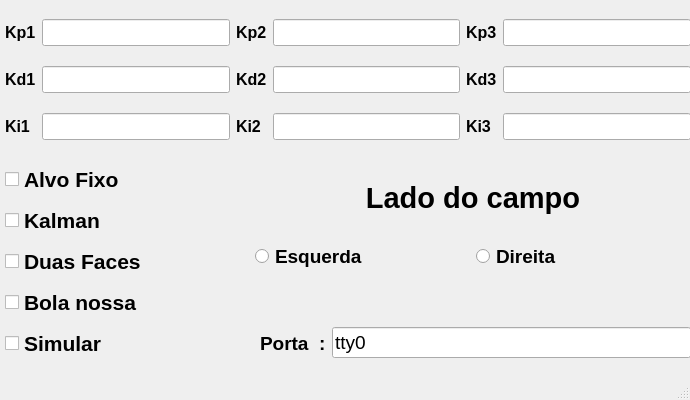
Old version of the form interface/controle.ui in the repository Red-Dragons-UFSCar/red-visao.
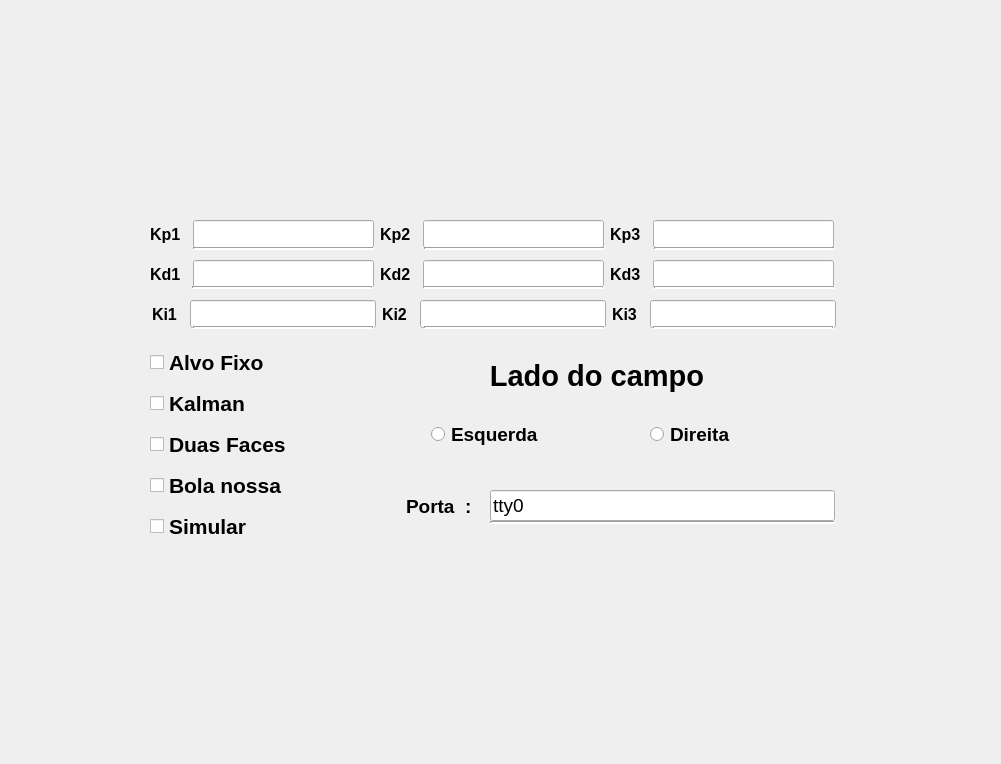
New version of the form.

What changed in the file:
```diff
--- a/interface/controle.ui
+++ b/interface/controle.ui
@@ -1,26 +1,28 @@
 <?xml version="1.0" encoding="UTF-8"?>
 <ui version="4.0">
- <class>MainWindow</class>
- <widget class="QMainWindow" name="MainWindow">
+ <class>Form</class>
+ <widget class="QWidget" name="Form">
   <property name="geometry">
    <rect>
     <x>0</x>
     <y>0</y>
-    <width>690</width>
-    <height>400</height>
+    <width>1001</width>
+    <height>764</height>
    </rect>
   </property>
   <property name="windowTitle">
    <string>Controle</string>
   </property>
-  <widget class="QWidget" name="centralwidget">
-   <widget class="QWidget" name="layoutWidget">
+  <property name="styleSheet">
+   <string notr="true"/>
+  </property>
+  <widget class="QLabel" name="label_5">
     <property name="geometry">
      <rect>
-      <x>5</x>
-      <y>5</y>
-      <width>686</width>
-      <height>151</height>
+     <x>380</x>
+     <y>220</y>
+     <width>37</width>
+     <height>28</height>
      </rect>
     </property>
     <property name="font">
@@ -30,9 +32,19 @@
       <bold>true</bold>
      </font>
     </property>
-    <layout class="QGridLayout" name="gridLayout">
-     <item row="1" column="5">
-      <widget class="QLineEdit" name="lineKd2">
+   <property name="text">
+    <string>Kp2</string>
+   </property>
+  </widget>
+  <widget class="QLineEdit" name="lineKp2">
+   <property name="geometry">
+    <rect>
+     <x>423</x>
+     <y>220</y>
+     <width>181</width>
+     <height>28</height>
+    </rect>
+   </property>
        <property name="font">
         <font>
          <pointsize>12</pointsize>
@@ -41,9 +53,15 @@
         </font>
        </property>
       </widget>
-     </item>
-     <item row="2" column="4">
-      <widget class="QLabel" name="label_11">
+  <widget class="QLabel" name="label_4">
+   <property name="geometry">
+    <rect>
+     <x>150</x>
+     <y>220</y>
+     <width>37</width>
+     <height>28</height>
+    </rect>
+   </property>
        <property name="font">
         <font>
          <pointsize>12</pointsize>
@@ -52,12 +70,18 @@
         </font>
        </property>
        <property name="text">
-        <string>Ki2</string>
-       </property>
-      </widget>
-     </item>
-     <item row="0" column="1">
+    <string>Kp1</string>
+   </property>
+  </widget>
       <widget class="QLineEdit" name="lineKp1">
+   <property name="geometry">
+    <rect>
+     <x>193</x>
+     <y>220</y>
+     <width>181</width>
+     <height>28</height>
+    </rect>
+   </property>
        <property name="font">
         <font>
          <pointsize>12</pointsize>
@@ -66,9 +90,15 @@
         </font>
        </property>
       </widget>
-     </item>
-     <item row="2" column="1">
-      <widget class="QLineEdit" name="lineKi1">
+  <widget class="QLineEdit" name="lineKp3">
+   <property name="geometry">
+    <rect>
+     <x>653</x>
+     <y>220</y>
+     <width>181</width>
+     <height>28</height>
+    </rect>
+   </property>
        <property name="font">
         <font>
          <pointsize>12</pointsize>
@@ -77,9 +107,15 @@
         </font>
        </property>
       </widget>
-     </item>
-     <item row="2" column="6">
-      <widget class="QLabel" name="label_12">
+  <widget class="QLabel" name="label_6">
+   <property name="geometry">
+    <rect>
+     <x>610</x>
+     <y>220</y>
+     <width>37</width>
+     <height>28</height>
+    </rect>
+   </property>
        <property name="font">
         <font>
          <pointsize>12</pointsize>
@@ -88,12 +124,38 @@
         </font>
        </property>
        <property name="text">
-        <string>Ki3</string>
-       </property>
-      </widget>
-     </item>
-     <item row="1" column="1">
+    <string>Kp3</string>
+   </property>
+  </widget>
+  <widget class="QLabel" name="label_9">
+   <property name="geometry">
+    <rect>
+     <x>610</x>
+     <y>260</y>
+     <width>37</width>
+     <height>28</height>
+    </rect>
+   </property>
+   <property name="font">
+    <font>
+     <pointsize>12</pointsize>
+     <weight>75</weight>
+     <bold>true</bold>
+    </font>
+   </property>
+   <property name="text">
+    <string>Kd3</string>
+   </property>
+  </widget>
       <widget class="QLineEdit" name="lineKd1">
+   <property name="geometry">
+    <rect>
+     <x>193</x>
+     <y>260</y>
+     <width>181</width>
+     <height>28</height>
+    </rect>
+   </property>
        <property name="font">
         <font>
          <pointsize>12</pointsize>
@@ -102,9 +164,49 @@
         </font>
        </property>
       </widget>
-     </item>
-     <item row="1" column="0">
+  <widget class="QLineEdit" name="lineKd2">
+   <property name="geometry">
+    <rect>
+     <x>423</x>
+     <y>260</y>
+     <width>181</width>
+     <height>28</height>
+    </rect>
+   </property>
+   <property name="font">
+    <font>
+     <pointsize>12</pointsize>
+     <weight>75</weight>
+     <bold>true</bold>
+    </font>
+   </property>
+  </widget>
+  <widget class="QLineEdit" name="lineKd3">
+   <property name="geometry">
+    <rect>
+     <x>653</x>
+     <y>260</y>
+     <width>181</width>
+     <height>28</height>
+    </rect>
+   </property>
+   <property name="font">
+    <font>
+     <pointsize>12</pointsize>
+     <weight>75</weight>
+     <bold>true</bold>
+    </font>
+   </property>
+  </widget>
       <widget class="QLabel" name="label_7">
+   <property name="geometry">
+    <rect>
+     <x>150</x>
+     <y>260</y>
+     <width>37</width>
+     <height>28</height>
+    </rect>
+   </property>
        <property name="font">
         <font>
          <pointsize>12</pointsize>
@@ -116,65 +218,15 @@
         <string>Kd1</string>
        </property>
       </widget>
-     </item>
-     <item row="2" column="0">
-      <widget class="QLabel" name="label_10">
-       <property name="font">
-        <font>
-         <pointsize>12</pointsize>
-         <weight>75</weight>
-         <bold>true</bold>
-        </font>
-       </property>
-       <property name="text">
-        <string>Ki1</string>
-       </property>
-      </widget>
-     </item>
-     <item row="0" column="6">
-      <widget class="QLabel" name="label_6">
-       <property name="font">
-        <font>
-         <pointsize>12</pointsize>
-         <weight>75</weight>
-         <bold>true</bold>
-        </font>
-       </property>
-       <property name="text">
-        <string>Kp3</string>
-       </property>
-      </widget>
-     </item>
-     <item row="0" column="0">
-      <widget class="QLabel" name="label_4">
-       <property name="font">
-        <font>
-         <pointsize>12</pointsize>
-         <weight>75</weight>
-         <bold>true</bold>
-        </font>
-       </property>
-       <property name="text">
-        <string>Kp1</string>
-       </property>
-      </widget>
-     </item>
-     <item row="0" column="4">
-      <widget class="QLabel" name="label_5">
-       <property name="font">
-        <font>
-         <pointsize>12</pointsize>
-         <weight>75</weight>
-         <bold>true</bold>
-        </font>
-       </property>
-       <property name="text">
-        <string>Kp2</string>
-       </property>
-      </widget>
-     </item>
-     <item row="1" column="4">
       <widget class="QLabel" name="label_8">
+   <property name="geometry">
+    <rect>
+     <x>380</x>
+     <y>260</y>
+     <width>37</width>
+     <height>28</height>
+    </rect>
+   </property>
        <property name="font">
         <font>
          <pointsize>12</pointsize>
@@ -186,9 +238,15 @@
         <string>Kd2</string>
        </property>
       </widget>
-     </item>
-     <item row="0" column="5">
-      <widget class="QLineEdit" name="lineKp2">
+  <widget class="QLineEdit" name="lineKi1">
+   <property name="geometry">
+    <rect>
+     <x>190</x>
+     <y>300</y>
+     <width>186</width>
+     <height>28</height>
+    </rect>
+   </property>
        <property name="font">
         <font>
          <pointsize>12</pointsize>
@@ -197,9 +255,15 @@
         </font>
        </property>
       </widget>
-     </item>
-     <item row="1" column="6">
-      <widget class="QLabel" name="label_9">
+  <widget class="QLabel" name="label_10">
+   <property name="geometry">
+    <rect>
+     <x>152</x>
+     <y>300</y>
+     <width>32</width>
+     <height>28</height>
+    </rect>
+   </property>
        <property name="font">
         <font>
          <pointsize>12</pointsize>
@@ -208,12 +272,18 @@
         </font>
        </property>
        <property name="text">
-        <string>Kd3</string>
-       </property>
-      </widget>
-     </item>
-     <item row="2" column="5">
+    <string>Ki1</string>
+   </property>
+  </widget>
       <widget class="QLineEdit" name="lineKi2">
+   <property name="geometry">
+    <rect>
+     <x>420</x>
+     <y>300</y>
+     <width>186</width>
+     <height>28</height>
+    </rect>
+   </property>
        <property name="font">
         <font>
          <pointsize>12</pointsize>
@@ -222,9 +292,15 @@
         </font>
        </property>
       </widget>
-     </item>
-     <item row="0" column="7">
-      <widget class="QLineEdit" name="lineKp3">
+  <widget class="QLabel" name="label_11">
+   <property name="geometry">
+    <rect>
+     <x>382</x>
+     <y>300</y>
+     <width>32</width>
+     <height>28</height>
+    </rect>
+   </property>
        <property name="font">
         <font>
          <pointsize>12</pointsize>
@@ -232,10 +308,19 @@
          <bold>true</bold>
         </font>
        </property>
-      </widget>
-     </item>
-     <item row="1" column="7">
-      <widget class="QLineEdit" name="lineKd3">
+   <property name="text">
+    <string>Ki2</string>
+   </property>
+  </widget>
+  <widget class="QLabel" name="label_12">
+   <property name="geometry">
+    <rect>
+     <x>612</x>
+     <y>300</y>
+     <width>32</width>
+     <height>28</height>
+    </rect>
+   </property>
        <property name="font">
         <font>
          <pointsize>12</pointsize>
@@ -243,10 +328,19 @@
          <bold>true</bold>
         </font>
        </property>
-      </widget>
-     </item>
-     <item row="2" column="7">
+   <property name="text">
+    <string>Ki3</string>
+   </property>
+  </widget>
       <widget class="QLineEdit" name="lineKi3">
+   <property name="geometry">
+    <rect>
+     <x>650</x>
+     <y>300</y>
+     <width>186</width>
+     <height>28</height>
+    </rect>
+   </property>
        <property name="font">
         <font>
          <pointsize>12</pointsize>
@@ -255,21 +349,15 @@
         </font>
        </property>
       </widget>
-     </item>
-    </layout>
-   </widget>
-   <widget class="QWidget" name="verticalLayoutWidget">
-    <property name="geometry">
-     <rect>
-      <x>5</x>
-      <y>160</y>
-      <width>246</width>
-      <height>206</height>
-     </rect>
-    </property>
-    <layout class="QVBoxLayout" name="verticalLayout">
-     <item>
       <widget class="QCheckBox" name="alvoFixo">
+   <property name="geometry">
+    <rect>
+     <x>150</x>
+     <y>347</y>
+     <width>244</width>
+     <height>31</height>
+    </rect>
+   </property>
        <property name="font">
         <font>
          <pointsize>16</pointsize>
@@ -281,23 +369,15 @@
         <string>Alvo Fixo</string>
        </property>
       </widget>
-     </item>
-     <item>
-      <widget class="QCheckBox" name="kalman">
-       <property name="font">
-        <font>
-         <pointsize>16</pointsize>
-         <weight>75</weight>
-         <bold>true</bold>
-        </font>
-       </property>
-       <property name="text">
-        <string>Kalman</string>
-       </property>
-      </widget>
-     </item>
-     <item>
       <widget class="QCheckBox" name="duasFaces">
+   <property name="geometry">
+    <rect>
+     <x>150</x>
+     <y>429</y>
+     <width>244</width>
+     <height>31</height>
+    </rect>
+   </property>
        <property name="font">
         <font>
          <pointsize>16</pointsize>
@@ -309,23 +389,15 @@
         <string>Duas Faces</string>
        </property>
       </widget>
-     </item>
-     <item>
-      <widget class="QCheckBox" name="bolaNossa">
-       <property name="font">
-        <font>
-         <pointsize>16</pointsize>
-         <weight>75</weight>
-         <bold>true</bold>
-        </font>
-       </property>
-       <property name="text">
-        <string>Bola nossa</string>
-       </property>
-      </widget>
-     </item>
-     <item>
       <widget class="QCheckBox" name="simular">
+   <property name="geometry">
+    <rect>
+     <x>150</x>
+     <y>511</y>
+     <width>244</width>
+     <height>31</height>
+    </rect>
+   </property>
        <property name="font">
         <font>
          <pointsize>16</pointsize>
@@ -337,61 +409,55 @@
         <string>Simular</string>
        </property>
       </widget>
-     </item>
-    </layout>
-   </widget>
-   <widget class="QWidget" name="horizontalLayoutWidget">
+  <widget class="QCheckBox" name="kalman">
     <property name="geometry">
      <rect>
-      <x>260</x>
-      <y>320</y>
-      <width>431</width>
-      <height>46</height>
-     </rect>
-    </property>
-    <layout class="QHBoxLayout" name="horizontalLayout">
-     <item>
-      <widget class="QLabel" name="label">
+     <x>150</x>
+     <y>388</y>
+     <width>244</width>
+     <height>31</height>
+    </rect>
+   </property>
        <property name="font">
         <font>
-         <pointsize>14</pointsize>
+     <pointsize>16</pointsize>
          <weight>75</weight>
          <bold>true</bold>
         </font>
        </property>
        <property name="text">
-        <string>Porta  :</string>
-       </property>
-      </widget>
-     </item>
-     <item>
-      <widget class="QLineEdit" name="porta_value">
+    <string>Kalman</string>
+   </property>
+  </widget>
+  <widget class="QCheckBox" name="bolaNossa">
+   <property name="geometry">
+    <rect>
+     <x>150</x>
+     <y>470</y>
+     <width>244</width>
+     <height>31</height>
+    </rect>
+   </property>
        <property name="font">
         <font>
-         <pointsize>14</pointsize>
-         <weight>50</weight>
-         <bold>false</bold>
+     <pointsize>16</pointsize>
+     <weight>75</weight>
+     <bold>true</bold>
         </font>
        </property>
        <property name="text">
-        <string>tty0</string>
-       </property>
-      </widget>
-     </item>
-    </layout>
-   </widget>
-   <widget class="QWidget" name="verticalLayoutWidget_2">
-    <property name="geometry">
-     <rect>
-      <x>255</x>
-      <y>160</y>
-      <width>436</width>
-      <height>111</height>
-     </rect>
-    </property>
-    <layout class="QVBoxLayout" name="verticalLayout_2">
-     <item>
+    <string>Bola nossa</string>
+   </property>
+  </widget>
       <widget class="QLabel" name="label_3">
+   <property name="geometry">
+    <rect>
+     <x>380</x>
+     <y>350</y>
+     <width>434</width>
+     <height>52</height>
+    </rect>
+   </property>
        <property name="font">
         <font>
          <pointsize>22</pointsize>
@@ -406,11 +472,15 @@
         <set>Qt::AlignCenter</set>
        </property>
       </widget>
-     </item>
-     <item>
-      <layout class="QHBoxLayout" name="horizontalLayout_2">
-       <item>
         <widget class="QRadioButton" name="esq_radio">
+   <property name="geometry">
+    <rect>
+     <x>431</x>
+     <y>420</y>
+     <width>213</width>
+     <height>29</height>
+    </rect>
+   </property>
          <property name="font">
           <font>
            <pointsize>14</pointsize>
@@ -422,9 +492,15 @@
           <string>Esquerda</string>
          </property>
         </widget>
-       </item>
-       <item>
         <widget class="QRadioButton" name="dir_radio">
+   <property name="geometry">
+    <rect>
+     <x>650</x>
+     <y>420</y>
+     <width>213</width>
+     <height>29</height>
+    </rect>
+   </property>
          <property name="font">
           <font>
            <pointsize>14</pointsize>
@@ -442,23 +518,206 @@
           </size>
          </property>
         </widget>
-       </item>
-      </layout>
-     </item>
-    </layout>
-   </widget>
+  <widget class="QLabel" name="label">
+   <property name="geometry">
+    <rect>
+     <x>406</x>
+     <y>484</y>
+     <width>78</width>
+     <height>44</height>
+    </rect>
+   </property>
+   <property name="font">
+    <font>
+     <pointsize>14</pointsize>
+     <weight>75</weight>
+     <bold>true</bold>
+    </font>
+   </property>
+   <property name="text">
+    <string>Porta  :</string>
+   </property>
+  </widget>
+  <widget class="QLineEdit" name="porta_value">
+   <property name="geometry">
+    <rect>
+     <x>490</x>
+     <y>490</y>
+     <width>345</width>
+     <height>31</height>
+    </rect>
+   </property>
+   <property name="font">
+    <font>
+     <pointsize>14</pointsize>
+     <weight>50</weight>
+     <bold>false</bold>
+    </font>
+   </property>
+   <property name="text">
+    <string>tty0</string>
+   </property>
   </widget>
-  <widget class="QMenuBar" name="menubar">
+  <widget class="Line" name="line">
    <property name="geometry">
     <rect>
-     <x>0</x>
-     <y>0</y>
-     <width>690</width>
-     <height>28</height>
+     <x>193</x>
+     <y>247</y>
+     <width>181</width>
+     <height>3</height>
     </rect>
    </property>
+   <property name="lineWidth">
+    <number>2</number>
+   </property>
+   <property name="orientation">
+    <enum>Qt::Horizontal</enum>
+   </property>
   </widget>
-  <widget class="QStatusBar" name="statusbar"/>
+  <widget class="Line" name="line_2">
+   <property name="geometry">
+    <rect>
+     <x>424</x>
+     <y>247</y>
+     <width>181</width>
+     <height>3</height>
+    </rect>
+   </property>
+   <property name="lineWidth">
+    <number>2</number>
+   </property>
+   <property name="orientation">
+    <enum>Qt::Horizontal</enum>
+   </property>
+  </widget>
+  <widget class="Line" name="line_3">
+   <property name="geometry">
+    <rect>
+     <x>654</x>
+     <y>247</y>
+     <width>181</width>
+     <height>3</height>
+    </rect>
+   </property>
+   <property name="lineWidth">
+    <number>2</number>
+   </property>
+   <property name="orientation">
+    <enum>Qt::Horizontal</enum>
+   </property>
+  </widget>
+  <widget class="Line" name="line_4">
+   <property name="geometry">
+    <rect>
+     <x>654</x>
+     <y>286</y>
+     <width>181</width>
+     <height>3</height>
+    </rect>
+   </property>
+   <property name="lineWidth">
+    <number>2</number>
+   </property>
+   <property name="orientation">
+    <enum>Qt::Horizontal</enum>
+   </property>
+  </widget>
+  <widget class="Line" name="line_5">
+   <property name="geometry">
+    <rect>
+     <x>423</x>
+     <y>286</y>
+     <width>181</width>
+     <height>3</height>
+    </rect>
+   </property>
+   <property name="lineWidth">
+    <number>2</number>
+   </property>
+   <property name="orientation">
+    <enum>Qt::Horizontal</enum>
+   </property>
+  </widget>
+  <widget class="Line" name="line_6">
+   <property name="geometry">
+    <rect>
+     <x>192</x>
+     <y>286</y>
+     <width>181</width>
+     <height>3</height>
+    </rect>
+   </property>
+   <property name="lineWidth">
+    <number>2</number>
+   </property>
+   <property name="orientation">
+    <enum>Qt::Horizontal</enum>
+   </property>
+  </widget>
+  <widget class="Line" name="line_7">
+   <property name="geometry">
+    <rect>
+     <x>653</x>
+     <y>326</y>
+     <width>181</width>
+     <height>3</height>
+    </rect>
+   </property>
+   <property name="lineWidth">
+    <number>2</number>
+   </property>
+   <property name="orientation">
+    <enum>Qt::Horizontal</enum>
+   </property>
+  </widget>
+  <widget class="Line" name="line_8">
+   <property name="geometry">
+    <rect>
+     <x>424</x>
+     <y>326</y>
+     <width>181</width>
+     <height>3</height>
+    </rect>
+   </property>
+   <property name="lineWidth">
+    <number>2</number>
+   </property>
+   <property name="orientation">
+    <enum>Qt::Horizontal</enum>
+   </property>
+  </widget>
+  <widget class="Line" name="line_9">
+   <property name="geometry">
+    <rect>
+     <x>193</x>
+     <y>326</y>
+     <width>181</width>
+     <height>3</height>
+    </rect>
+   </property>
+   <property name="lineWidth">
+    <number>2</number>
+   </property>
+   <property name="orientation">
+    <enum>Qt::Horizontal</enum>
+   </property>
+  </widget>
+  <widget class="Line" name="line_10">
+   <property name="geometry">
+    <rect>
+     <x>490</x>
+     <y>521</y>
+     <width>345</width>
+     <height>3</height>
+    </rect>
+   </property>
+   <property name="lineWidth">
+    <number>2</number>
+   </property>
+   <property name="orientation">
+    <enum>Qt::Horizontal</enum>
+   </property>
+  </widget>
  </widget>
  <resources/>
  <connections/>
```
Left out of the diff: 2 changed lines with no effect on the pictures. Lines whose indentation alone changed are shown as unchanged.
